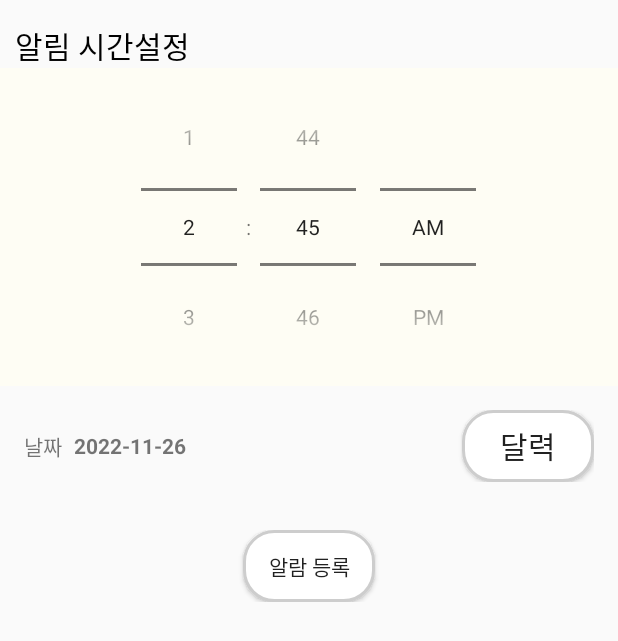
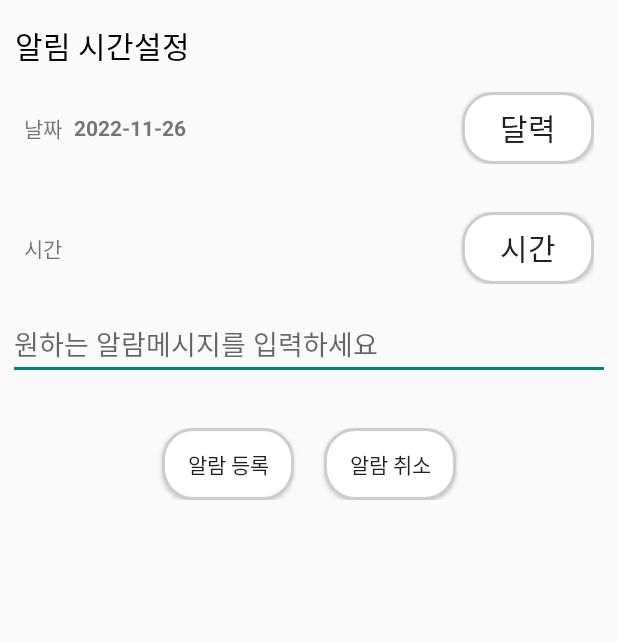
Before and after one commit to legacypak02/FoodTruck_VendorApp, an Android app: the AlarmActivity screen opened directly, with no data from a screen before it, after a tap on "알람 등록", on a phone screen of 412 x 824 dp. Shown: the top 641 px of the screen. Run offline under Robolectric (Android 15) with nearby library versions, the phone set to English and light mode, and no system bars.

Commit message:
메뉴 추가/수정/삭제

```diff
--- a/app/src/main/AndroidManifest.xml
+++ b/app/src/main/AndroidManifest.xml
@@ -82,9 +82,6 @@
             android:name=".account.AlertReceiver"
             android:enabled="true"
             android:exported="false"/>
-        <service
-            android:name=".account.AlarmService"
-            android:enabled="true"/>
     </application>
 
 </manifest>
--- a/app/src/main/java/com/stepbystep/bossapp/AnimActivity.java
+++ b/app/src/main/java/com/stepbystep/bossapp/AnimActivity.java
@@ -13,21 +13,19 @@ public class AnimActivity extends AppCompatActivity {
     @Override
     protected void onCreate(Bundle savedInstanceState) {
         super.onCreate(savedInstanceState);
-        // 이 화면은 왼쪽에서 오른쪽으로 슬라이딩 하면서 켜집니다.
         overridePendingTransition(R.anim.slide_in_left, R.anim.slide_none);
         InputMethodManager imm = (InputMethodManager) getSystemService(Context.INPUT_METHOD_SERVICE);
     }
     protected void FinishWithAnim() {
         finish();
         if (isFinishing()) {
-            // 이 화면은 왼쪽에서 오른쪽으로 슬라이딩 하면서 사라집니다.
+
             overridePendingTransition(R.anim.slide_none, R.anim.slide_out_right);
         }
     }
     protected void BackWithAnim() {
         finish();
         if (isFinishing()) {
-            // 이 화면은 오른쪽에서 왼쪽으로 슬라이딩 하면서 사라집니다.
             overridePendingTransition(R.anim.slide_in_right, R.anim.slide_out_right);
         }
     }
@@ -43,7 +41,6 @@ public class AnimActivity extends AppCompatActivity {
     public void onBackPressed() {
         super.onBackPressed();
         if (isFinishing()) {
-            // back 버튼으로 화면 종료가 야기되면 동작한다.
             overridePendingTransition(R.anim.slide_none, R.anim.slide_out_right);
         }
     }
--- a/app/src/main/java/com/stepbystep/bossapp/account/AlarmActivity.java
+++ b/app/src/main/java/com/stepbystep/bossapp/account/AlarmActivity.java
@@ -1,20 +1,17 @@
 package com.stepbystep.bossapp.account;
 
-import android.app.AlarmManager;
+
 import android.app.DatePickerDialog;
-import android.app.PendingIntent;
+import android.app.TimePickerDialog;
 import android.content.Intent;
-import android.media.MediaPlayer;
-import android.os.Build;
 import android.os.Bundle;
 import android.view.View;
 import android.widget.DatePicker;
+import android.widget.EditText;
 import android.widget.TextView;
 import android.widget.TimePicker;
-import android.widget.Toast;
 
 import androidx.annotation.Nullable;
-import androidx.annotation.RequiresApi;
 import androidx.appcompat.app.ActionBar;
 import androidx.appcompat.app.AppCompatActivity;
 
@@ -24,29 +21,37 @@ import java.text.SimpleDateFormat;
 import java.util.Calendar;
 import java.util.Locale;
 
-public class AlarmActivity extends AppCompatActivity {
+public class AlarmActivity extends AppCompatActivity implements View.OnClickListener{
     private Calendar calendar;
-    private TimePicker timePicker;
+    public AlertReceiver alertReceiver;
+
+    EditText edtOnceMessage;
+    TextView tvDate;
+    TextView tvTime;
 
     @Override
     protected void onCreate(@Nullable Bundle savedInstanceState) {
         super.onCreate(savedInstanceState);
         setContentView(R.layout.activity_alarm);
 
-        //액션바 지우기
         ActionBar abar = getSupportActionBar();
         abar.hide();
 
         Intent intent = getIntent();
 
         this.calendar = Calendar.getInstance();
-
         displayDate();
 
-        this.timePicker = findViewById(R.id.timePicker);
+        edtOnceMessage = findViewById(R.id.edt_once_message);
+        tvDate = findViewById(R.id.txtDate);
+        tvTime = findViewById(R.id.txtTime);
 
-        findViewById(R.id.btnCalendar).setOnClickListener(mClickListener);
-        findViewById(R.id.btnAlarm).setOnClickListener(mClickListener);
+        findViewById(R.id.btnCalendar).setOnClickListener(this);
+        findViewById(R.id.btnTime).setOnClickListener(this);
+        findViewById(R.id.btnAlarm).setOnClickListener(this);
+        findViewById(R.id.btnAlarmCancel).setOnClickListener(this);
+
+        alertReceiver = new AlertReceiver();
     }
 
     private void displayDate() {
@@ -54,16 +59,20 @@ public class AlarmActivity extends AppCompatActivity {
         ((TextView) findViewById(R.id.txtDate)).setText(format.format(this.calendar.getTime()));
     }
 
+    private void displayTime() {
+        SimpleDateFormat format = new SimpleDateFormat("HH:mm", Locale.getDefault());
+        ((TextView) findViewById(R.id.txtTime)).setText(format.format(this.calendar.getTime()));
+    }
+
     private void showDatePicker() {
         DatePickerDialog dialog = new DatePickerDialog(this, new DatePickerDialog.OnDateSetListener() {
             @Override
             public void onDateSet(DatePicker view, int year, int month, int dayOfMonth) {
-                //알람 날짜 설정
+
                 calendar.set(Calendar.YEAR, year);
                 calendar.set(Calendar.MONTH, month);
                 calendar.set(Calendar.DATE, dayOfMonth);
 
-                //날짜 표시
                 displayDate();
             }
         }, this.calendar.get(Calendar.YEAR), this.calendar.get(Calendar.MONTH), this.calendar.get(Calendar.DAY_OF_MONTH));
@@ -71,57 +80,43 @@ public class AlarmActivity extends AppCompatActivity {
         dialog.show();
     }
 
-    @RequiresApi(api = Build.VERSION_CODES.M)
-    private void setAlarm() {
-        //알람 시간 설정
-        this.calendar.set(Calendar.HOUR_OF_DAY, this.timePicker.getHour());
-        this.calendar.set(Calendar.MINUTE, this.timePicker.getMinute());
-        this.calendar.set(Calendar.SECOND, 0);
+    private void showTimePicker() {
+        TimePickerDialog timePickerDialog= new TimePickerDialog(this, new TimePickerDialog.OnTimeSetListener() {
+            @Override
+            public void onTimeSet(TimePicker view, int hourOfDay, int minute) {
 
-        //현재일보다 이전이면 등록 실패
-        if(this.calendar.before(Calendar.getInstance())) {
-            Toast.makeText(this, "알람시간이 현재시간보다 이전일 수 없습니다.", Toast.LENGTH_LONG).show();
-            return;
+                calendar.set(Calendar.HOUR_OF_DAY, hourOfDay);
+                calendar.set(Calendar.MINUTE, minute);
+
+                displayTime();
+            }
+        }, this.calendar.get(Calendar.HOUR_OF_DAY), this.calendar.get(Calendar.MINUTE), true);
+
+        timePickerDialog.show();
     }
 
-        //Receiver 설정
-        Intent intent = new Intent(this, AlertReceiver.class);
-        if (Build.VERSION.SDK_INT >= Build.VERSION_CODES.M) {
-            PendingIntent pendingIntent = PendingIntent.getBroadcast(this, 0, intent, PendingIntent.FLAG_UPDATE_CURRENT | PendingIntent.FLAG_IMMUTABLE);
-            //알람 설정
-            AlarmManager alarmManager = (AlarmManager) getSystemService(ALARM_SERVICE);
-            alarmManager.set(AlarmManager.RTC_WAKEUP, this.calendar.getTimeInMillis(), pendingIntent);
-
-            //알람 시간 성공적으로 등록 후 Toast 보여주기 (알람시간 표시)
-            SimpleDateFormat format = new SimpleDateFormat("yyyy-MM-dd:mm:ss", Locale.getDefault());
-            Toast.makeText(this, "Alarm: " + format.format(calendar.getTime()), Toast.LENGTH_LONG).show();
-        }else {
-            PendingIntent pendingIntent = PendingIntent.getBroadcast(this, 0, intent, PendingIntent.FLAG_UPDATE_CURRENT);
-            //알람 설정
-            AlarmManager alarmManager = (AlarmManager) getSystemService(ALARM_SERVICE);
-            alarmManager.set(AlarmManager.RTC_WAKEUP, this.calendar.getTimeInMillis(), pendingIntent);
-
-            //알람 시간 성공적으로 등록 후 Toast 보여주기 (알람시간 표시)
-            SimpleDateFormat format = new SimpleDateFormat("yyyy-MM-dd:mm:ss", Locale.getDefault());
-            Toast.makeText(this, "Alarm: " + format.format(calendar.getTime()), Toast.LENGTH_LONG).show();
-        }
-    }
-
-    View.OnClickListener mClickListener = new View.OnClickListener() {
     @Override
     public void onClick(View v) {
         switch (v.getId()) {
             case R.id.btnCalendar:
-                    //달력
                 showDatePicker();
                 break;
 
+            case R.id.btnTime:
+                showTimePicker();
+                break;
+
             case R.id.btnAlarm:
-                    //알람 등록
-                    setAlarm();
+                String onceDate = tvDate.getText().toString();
+                String onceTime = tvTime.getText().toString();
+                String onceMessage = edtOnceMessage.getText().toString();
+
+                alertReceiver.setOnTimeAlarm(this, onceDate, onceTime, onceMessage);
+                break;
+
+            case R.id.btnAlarmCancel:
+                alertReceiver.cancelAlarm(this, AlertReceiver.TYPE_ALARM);
                 break;
         }
     }
-    };
-
 }
--- a/app/src/main/java/com/stepbystep/bossapp/home/FullPicActivity.java
+++ b/app/src/main/java/com/stepbystep/bossapp/home/FullPicActivity.java
@@ -9,7 +9,6 @@ import android.content.Intent;
 import android.os.Build;
 import android.os.Bundle;
 import android.os.Handler;
-import android.view.MotionEvent;
 import android.view.View;
 import android.view.WindowInsets;
 import android.widget.ImageView;
--- a/app/src/main/java/com/stepbystep/bossapp/home/MenuAdapter.java
+++ b/app/src/main/java/com/stepbystep/bossapp/home/MenuAdapter.java
@@ -21,7 +21,6 @@ import com.stepbystep.bossapp.DO.AdminFood;
 import com.stepbystep.bossapp.R;
 
 
-import java.util.ArrayList;
 import java.util.Collections;
 import java.util.List;
 
--- a/app/src/main/java/com/stepbystep/bossapp/home/RateReviewAdapter.java
+++ b/app/src/main/java/com/stepbystep/bossapp/home/RateReviewAdapter.java
@@ -17,7 +17,6 @@ import androidx.recyclerview.widget.RecyclerView;
 import com.bumptech.glide.Glide;
 import com.stepbystep.bossapp.R;
 import com.stepbystep.bossapp.DO.Review;
-import com.squareup.picasso.Picasso;
 
 import java.util.List;
 
--- a/app/src/main/java/com/stepbystep/bossapp/home/ReviewManageActivity.java
+++ b/app/src/main/java/com/stepbystep/bossapp/home/ReviewManageActivity.java
@@ -1,8 +1,6 @@
 package com.stepbystep.bossapp.home;
 
 import android.os.Bundle;
-import android.widget.RatingBar;
-import android.widget.TextView;
 
 import androidx.annotation.NonNull;
 import androidx.appcompat.app.ActionBar;
@@ -15,10 +13,7 @@ import com.google.firebase.database.DatabaseError;
 import com.google.firebase.database.DatabaseReference;
 import com.google.firebase.database.FirebaseDatabase;
 import com.google.firebase.database.ValueEventListener;
-import com.google.firebase.storage.FirebaseStorage;
-import com.google.firebase.storage.StorageReference;
 import com.stepbystep.bossapp.DO.StoreAccount;
-import com.stepbystep.bossapp.DO.Truck;
 import com.stepbystep.bossapp.R;
 
 public class ReviewManageActivity extends AppCompatActivity {
--- a/app/src/main/java/com/stepbystep/bossapp/home/TruckReviewFragment.java
+++ b/app/src/main/java/com/stepbystep/bossapp/home/TruckReviewFragment.java
@@ -16,7 +16,6 @@ import androidx.recyclerview.widget.RecyclerView;
 
 import com.google.firebase.auth.FirebaseAuth;
 import com.google.firebase.auth.FirebaseUser;
-import com.stepbystep.bossapp.DO.Truck;
 import com.stepbystep.bossapp.R;
 import com.stepbystep.bossapp.DO.Review;
 import com.google.firebase.database.DataSnapshot;
--- a/app/src/main/res/layout/activity_alarm.xml
+++ b/app/src/main/res/layout/activity_alarm.xml
@@ -16,13 +16,6 @@
         android:textColor="@color/black"
         android:textSize="20sp" />
 
-
-    <TimePicker
-        android:id = "@+id/timePicker"
-        android:layout_width="match_parent"
-        android:layout_height="wrap_content"
-        android:timePickerMode="spinner"
-        android:background="#FEFDF4"/>
 
     <LinearLayout
         android:orientation="horizontal"
@@ -64,16 +57,67 @@
         android:layout_width="match_parent"
         android:layout_height="wrap_content"
         android:padding="16dp"
+        android:gravity="center_vertical">
+
+        <TextView
+            android:layout_width="wrap_content"
+            android:layout_height="wrap_content"
+            android:text="시간"
+            />
+
+        <TextView
+            android:id="@+id/txtTime"
+            android:layout_width="0px"
+            android:layout_height="wrap_content"
+            android:layout_weight="1"
+            android:layout_marginStart="8dp"
+            android:textStyle="bold"
+            />
+
+        <Button
+            android:id="@+id/btnTime"
+            android:layout_width="wrap_content"
+            android:layout_height="wrap_content"
+            android:background="@drawable/round_rectangle_background_stroke"
+            android:text="시간"
+            android:textSize="20dp"
+            android:fontFamily="@font/myfont"
+            />
+
+    </LinearLayout>
+
+    <EditText
+        android:id="@+id/edt_once_message"
+        android:layout_width="match_parent"
+        android:layout_height="wrap_content"
+        android:layout_marginStart="5dp"
+        android:layout_marginEnd="5dp"
+        android:layout_marginBottom="16dp"
+        android:hint="원하는 알람메시지를 입력하세요"
+        android:inputType="text" />
+
+    <LinearLayout
+        android:orientation="horizontal"
+        android:layout_width="match_parent"
+        android:layout_height="wrap_content"
+        android:padding="16dp"
         android:gravity="center">
 
         <Button
             android:id="@+id/btnAlarm"
             android:layout_width="wrap_content"
             android:layout_height="wrap_content"
-            android:text="알람 등록"
+            android:background="@drawable/round_rectangle_background_stroke"
             android:fontFamily="@font/myfont"
+            android:text="알람 등록" />
+        <Button
+            android:id="@+id/btnAlarmCancel"
+            android:layout_width="wrap_content"
+            android:layout_height="wrap_content"
             android:background="@drawable/round_rectangle_background_stroke"
-            />
+            android:fontFamily="@font/myfont"
+            android:layout_marginLeft="20dp"
+            android:text="알람 취소" />
 
     </LinearLayout>
 
```
Also changed, not shown: app/src/main/java/com/stepbystep/bossapp/account/AlarmService.java (deleted, +0 -75 lines), app/src/main/java/com/stepbystep/bossapp/account/AlertReceiver.java (+153 -9 lines), app/src/main/java/com/stepbystep/bossapp/account/DatePickerFragment.java (deleted, +0 -24 lines), app/src/main/java/com/stepbystep/bossapp/account/FestivalContentActivity.java (+0 -40 lines), app/src/main/java/com/stepbystep/bossapp/home/Manage.java (+0 -13 lines), app/src/main/java/com/stepbystep/bossapp/home/TruckNoticeActivity.java (+0 -10 lines), app/src/main/res/layout/activity_festival_content.xml (+0 -9 lines), app/src/main/res/drawable/clock_outline.png (added). Lines whose indentation alone changed are shown as unchanged.
